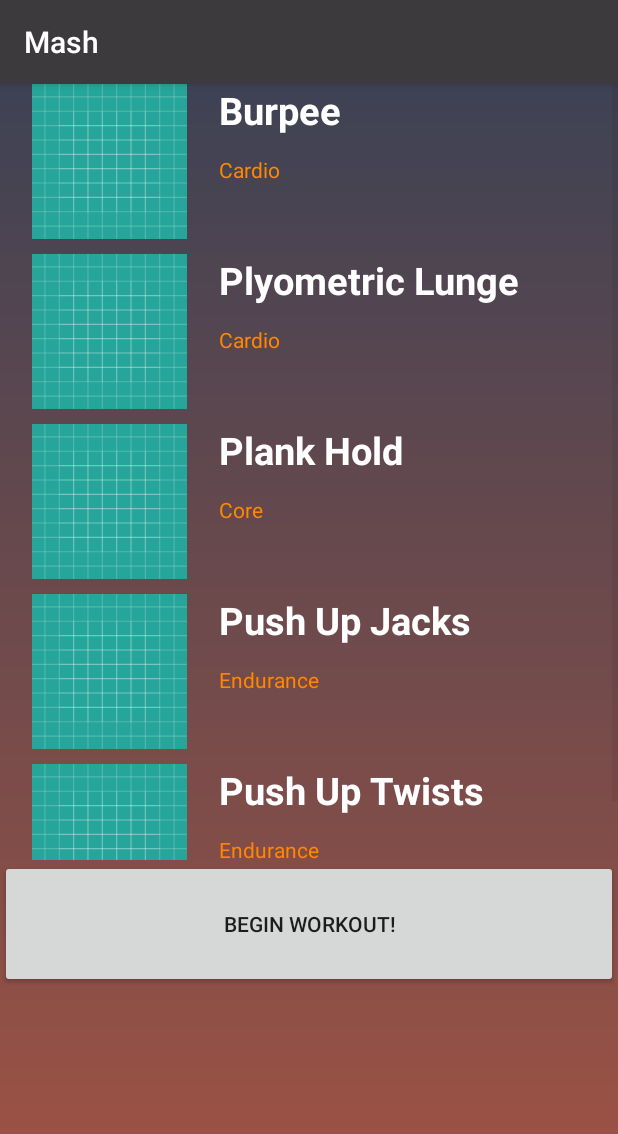
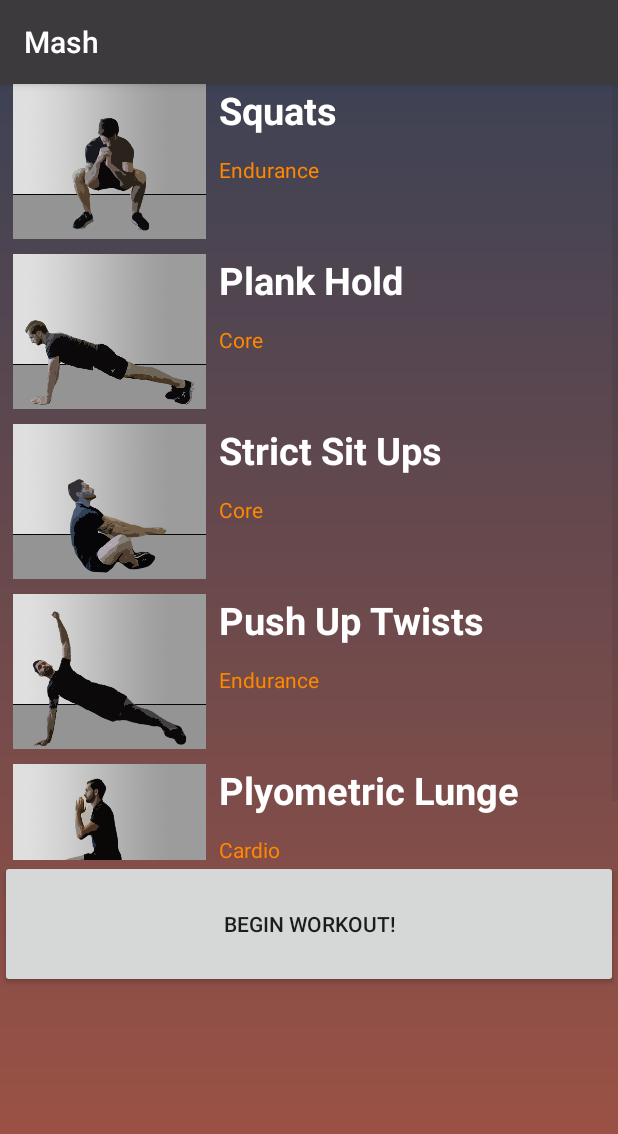
Before and after one commit to Zimm01/Mash, an Android app: the ListPage screen opened directly, with no data from a screen before it, on a phone screen of 412 x 824 dp. Shown: the top 1134 px of the screen. Run offline under Robolectric (Android 15) with nearby library versions, the phone set to English and light mode, and no system bars.

Commit message:
Got images loading on list page

```diff
--- a/app/src/main/java/au/com/mashfitness/mash/CustomListAdapter.java
+++ b/app/src/main/java/au/com/mashfitness/mash/CustomListAdapter.java
@@ -9,6 +9,8 @@ import android.widget.ArrayAdapter;
 import android.widget.ImageView;
 import android.widget.*;
 
+import java.util.*;
+
 import static au.com.mashfitness.mash.R.layout.list_view_setup;
 import static java.lang.String.format;
 import static java.lang.System.*;
@@ -18,28 +20,26 @@ public class CustomListAdapter extends ArrayAdapter {
 
     private final ListPage context;
 
-
-    private final Integer[] imageIDarray;
-
-
     private final String[] nameArray;
-
 
     private final String[] infoArray;
 
 
 
+    private final String[] tempImgArray;
 
-    public CustomListAdapter(ListPage context, String[] nameArrayParam, String[] infoArrayParam, Integer[] imageIDArrayParam){
+
+
+    public CustomListAdapter(ListPage context, String[] nameArrayParam, String[] infoArrayParam, String[] tempImgArray){
 
         super(context,R.layout.list_view_setup,nameArrayParam);
-
         this.context = context;
-        this.imageIDarray = imageIDArrayParam;
+        this.tempImgArray = tempImgArray;
         this.nameArray = nameArrayParam;
         this.infoArray = infoArrayParam;
+    }
 
-    }
+
     public View getView(int position, View view, ViewGroup parent) {
         LayoutInflater inflater = context.getLayoutInflater();
         View rowView = inflater.inflate(R.layout.list_cell_setup, null, true);
@@ -51,8 +51,11 @@ public class CustomListAdapter extends ArrayAdapter {
 
         nameTextField.setText(nameArray[position]);
         infoTextField.setText(infoArray[position]);
-        imageView.setImageResource(imageIDarray[position]);
+        Log.e("ListPage", String.valueOf(tempImgArray));
 
+        //Turning the string value to Int for getting exercise image
+        int img = Integer.parseInt(String.valueOf(tempImgArray[position]));
+        imageView.setImageResource(img);
         return rowView;
     };
 
--- a/app/src/main/java/au/com/mashfitness/mash/ListPage.java
+++ b/app/src/main/java/au/com/mashfitness/mash/ListPage.java
@@ -1,37 +1,20 @@
 package au.com.mashfitness.mash;
 
 import android.content.Intent;
-import android.graphics.Color;
 import android.support.v7.app.AppCompatActivity;
 import android.os.Bundle;
 import android.util.Log;
 import android.view.View;
 import android.widget.*;
-
-import java.util.ArrayList;
-import java.util.List;
+import java.util.Random;
 
 public class ListPage extends AppCompatActivity {
 
     // The position of the "Hydrate" entry in the list
     private static int positionOfFistRealWorkout = 1;
 
-    Integer[] imageArray = {R.drawable.ic_launcher_background,
-            R.drawable.ic_launcher_background,
-            R.drawable.ic_launcher_background,
-            R.drawable.ic_launcher_background,
-            R.drawable.ic_launcher_background,
-            R.drawable.ic_launcher_background,
-            R.drawable.ic_launcher_background,
-            R.drawable.ic_launcher_background,
-            R.drawable.ic_launcher_background,
-            R.drawable.ic_launcher_background
-    };
-
-    private boolean isReady = false;
     private ListView listView;
     private WorkoutStorage exercises = new WorkoutStorage();
-
 
     private String sortName = "";
     private String sortDescription = "";
@@ -69,6 +52,7 @@ public class ListPage extends AppCompatActivity {
 
         Button beginButton = (Button) findViewById(R.id.begin_workout_button);
 
+
         //Getting user value from home screen for 'sets'
         Intent intent = getIntent();
         Integer setsAmount = intent.getIntExtra("sets",5);
@@ -83,20 +67,26 @@ public class ListPage extends AppCompatActivity {
             }
         });
 
+        //For selecting random exercise from exercise list
+        Random rand = new Random();
         // The setsAmount +1 may cause an exception, requires more testing!
         for(int i = positionOfFistRealWorkout; i < setsAmount + 1;i++) {
+            int  randomExercise = rand.nextInt(numberOfExercises) + 1;
             if(i== positionOfFistRealWorkout) {
-                sortName = exercises.getName(i);
-                sortDescription = exercises.getDescription(i);
+                sortName = exercises.getName(randomExercise);
+                sortDescription = exercises.getDescription(randomExercise);
+                sortImage = exercises.getImage(randomExercise);
             }else{
-                sortName += "," + exercises.getName(i);
-                sortDescription = sortDescription+","+exercises.getDescription(i);
+                sortName += "," + exercises.getName(randomExercise);
+                sortDescription = sortDescription+","+exercises.getDescription(randomExercise);
+                sortImage = sortImage+","+exercises.getImage(randomExercise);
             }
         }
 
         String[] nameArray = sortName.split(",");
         String[] infoArray = sortDescription.split(",");
-        Log.d("Exercise Name", sortName);
+        String[] imageArray = sortImage.split(",");
+
 
         CustomListAdapter whatever = new CustomListAdapter(this, nameArray, infoArray, imageArray);
         listView = (ListView) findViewById(R.id.listViewID);
--- a/app/src/main/java/au/com/mashfitness/mash/WorkoutStorage.java
+++ b/app/src/main/java/au/com/mashfitness/mash/WorkoutStorage.java
@@ -9,6 +9,8 @@ import java.util.List;
 import java.util.Map;
 
 public class WorkoutStorage {
+
+
 
     // Position and comparable name of our Hydrate Image in the array
     private static int positionOfHydrateEntry = 0;
@@ -64,8 +66,8 @@ public class WorkoutStorage {
             Integer.toString(R.drawable.app_logo)};
 
     public void setUp() {
-
-        numberOfExercises = nameList.length;
+        //I have -1 from the number of exercises becuase the last exercise has the Mash logo as its image
+        numberOfExercises = nameList.length-1;
 
         for (int i = 0; i < numberOfExercises; i++) {
             HashMap<String, String> mMap = new HashMap<String, String>();
```
